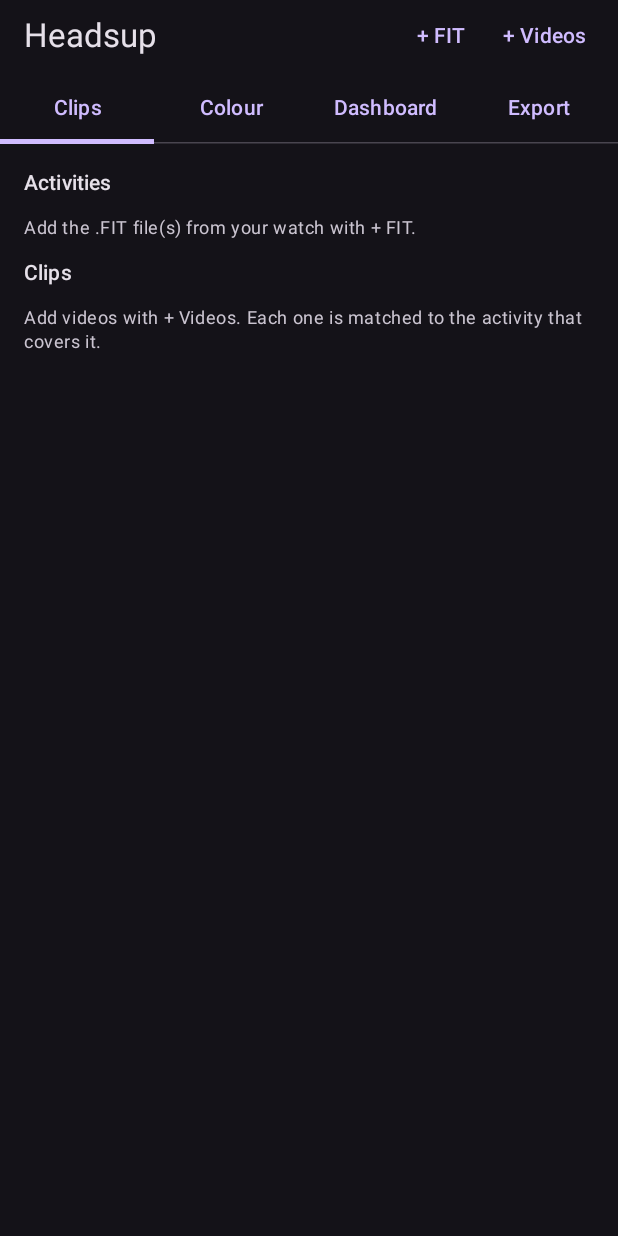
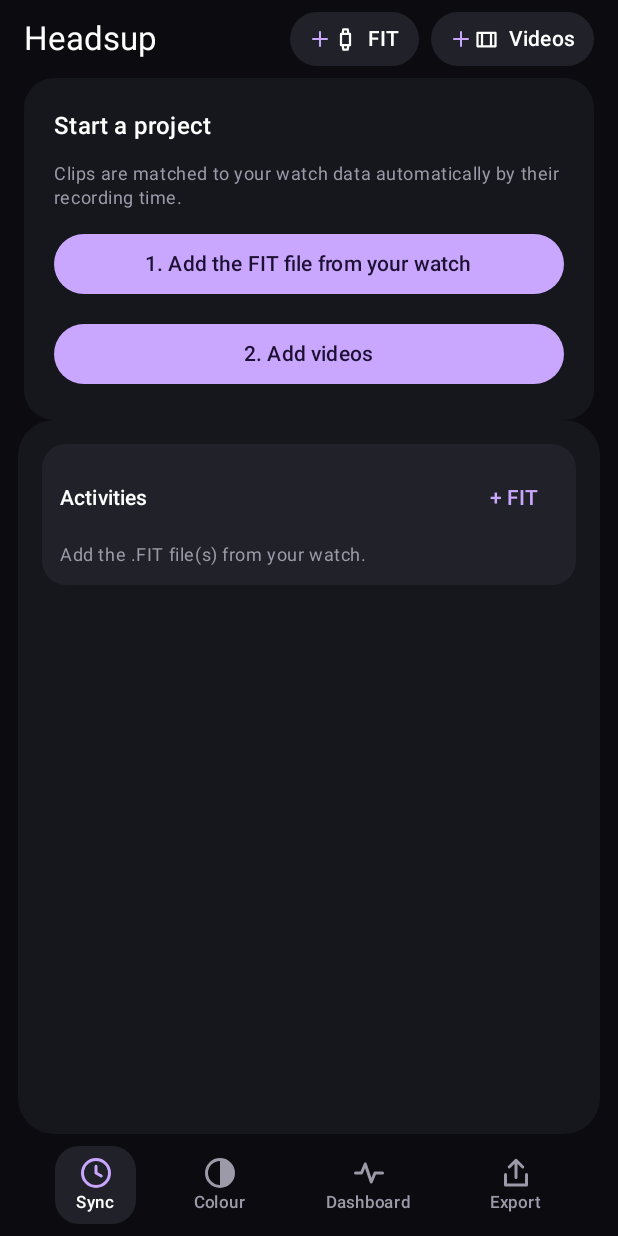
Before and after one commit to Poted/headsup, an Android app built with Jetpack Compose: the screen it shows after launch (MainActivity), on a phone screen of 412 x 824 dp. Run offline under Robolectric (Android 15) with nearby library versions, the phone set to English and light mode, and no system bars.

Commit message:
Editor-style UI and paused colour preview refresh
- Dark theme with rounded panels, clip strip with thumbnails and sync
  status, play/pause pill under the picture, bottom toolbar
  (Sync / Colour / Dashboard / Export) choosing the panel shown
- Small line icons drawn in code instead of the Material icon library
- A paused preview now re-renders after a colour change: the player
  ignores a seek to its current position, so step by 1 ms instead

Co-Authored-By: Claude Opus 5.5 <noreply@anthropic.com>
Claude-Session: https://claude.ai/code/session_01UT2zAse9o1owdeMpJg2bQf

```diff
--- a/app/src/main/kotlin/app/headsup/MainActivity.kt
+++ b/app/src/main/kotlin/app/headsup/MainActivity.kt
@@ -4,16 +4,15 @@ import android.os.Bundle
 import androidx.activity.ComponentActivity
 import androidx.activity.compose.setContent
 import androidx.activity.enableEdgeToEdge
-import androidx.compose.material3.MaterialTheme
-import androidx.compose.material3.darkColorScheme
 import app.headsup.ui.HeadsupScreen
+import app.headsup.ui.HeadsupTheme
 
 class MainActivity : ComponentActivity() {
     override fun onCreate(savedInstanceState: Bundle?) {
         enableEdgeToEdge()
         super.onCreate(savedInstanceState)
         setContent {
-            MaterialTheme(colorScheme = darkColorScheme()) {
+            HeadsupTheme {
                 HeadsupScreen()
             }
         }
--- a/app/src/main/kotlin/app/headsup/ui/HeadsupScreen.kt
+++ b/app/src/main/kotlin/app/headsup/ui/HeadsupScreen.kt
@@ -14,6 +14,13 @@ import androidx.compose.foundation.clickable
 import androidx.compose.foundation.layout.Arrangement
 import androidx.compose.foundation.layout.Box
 import androidx.compose.foundation.layout.Column
+import androidx.compose.foundation.layout.ColumnScope
+import androidx.compose.foundation.layout.Spacer
+import androidx.compose.foundation.layout.width
+import androidx.compose.foundation.shape.RoundedCornerShape
+import androidx.compose.material3.Icon
+import androidx.compose.ui.draw.clip
+import androidx.compose.ui.graphics.vector.ImageVector
 import androidx.compose.foundation.layout.ExperimentalLayoutApi
 import androidx.compose.foundation.layout.FlowRow
 import androidx.compose.foundation.layout.Row
@@ -84,7 +91,12 @@ import java.time.ZoneOffset
 import java.util.Locale
 import kotlin.math.roundToLong
 
-private enum class Page(val label: String) { CLIPS("Clips"), COLOUR("Colour"), DASHBOARD("Dashboard"), EXPORT("Export") }
+private enum class Tool(val label: String, val icon: ImageVector) {
+    SYNC("Sync", HeadsupIcons.Sync),
+    COLOUR("Colour", HeadsupIcons.Colour),
+    DASHBOARD("Dashboard", HeadsupIcons.Dashboard),
+    EXPORT("Export", HeadsupIcons.Export),
+}
 
 @Composable
 fun HeadsupScreen(vm: HeadsupViewModel = viewModel()) {
@@ -93,6 +105,8 @@ fun HeadsupScreen(vm: HeadsupViewModel = viewModel()) {
     val fitPicker = rememberLauncherForActivityResult(ActivityResultContracts.OpenMultipleDocuments()) { vm.addActivities(it) }
     val videoPicker = rememberLauncherForActivityResult(ActivityResultContracts.OpenMultipleDocuments()) { vm.addClips(it) }
     val lutPicker = rememberLauncherForActivityResult(ActivityResultContracts.OpenDocument()) { uri -> uri?.let(vm::importLut) }
+    val addFit = { fitPicker.launch(arrayOf("*/*")) }
+    val addVideos = { videoPicker.launch(arrayOf("video/*")) }
 
     // The progress notification needs this on Android 13+; export works without it.
     var pendingExport by remember { mutableStateOf<(() -> Unit)?>(null) }
@@ -110,30 +124,30 @@ fun HeadsupScreen(vm: HeadsupViewModel = viewModel()) {
         }
     }
 
-    var page by rememberSaveable { mutableStateOf(Page.CLIPS) }
+    var tool by rememberSaveable { mutableStateOf(Tool.SYNC) }
     val exporting = jobs.any { it.status == JobStatus.QUEUED || it.status == JobStatus.RUNNING }
-    val previewMaxHeight = (LocalConfiguration.current.screenHeightDp * 0.42f).dp
+    val previewMaxHeight = (LocalConfiguration.current.screenHeightDp * 0.38f).dp
     TenBitResultDialog(jobs)
 
     Surface(Modifier.fillMaxSize(), color = MaterialTheme.colorScheme.background) {
         Column(Modifier.fillMaxSize().systemBarsPadding()) {
-            Row(Modifier.fillMaxWidth().padding(start = 16.dp, end = 8.dp), verticalAlignment = Alignment.CenterVertically) {
+            Row(Modifier.fillMaxWidth().padding(horizontal = 16.dp, vertical = 8.dp), verticalAlignment = Alignment.CenterVertically) {
                 Text("Headsup", Modifier.weight(1f), style = MaterialTheme.typography.titleLarge)
-                TextButton(onClick = { fitPicker.launch(arrayOf("*/*")) }) { Text("+ FIT") }
-                TextButton(onClick = { videoPicker.launch(arrayOf("video/*")) }) { Text("+ Videos") }
+                PillButton(HeadsupIcons.Watch, "FIT", addFit)
+                Spacer(Modifier.width(8.dp))
+                PillButton(HeadsupIcons.Video, "Videos", addVideos)
             }
-            if (state.busy) LinearProgressIndicator(Modifier.fillMaxWidth())
+            if (state.busy) LinearProgressIndicator(Modifier.fillMaxWidth().padding(horizontal = 16.dp))
 
-            // The picture stays on screen while any page below is being edited.
+            // The picture stays on screen while any tool below is being used.
             val selected = state.selected
-            if (selected != null) {
-                if (exporting) {
-                    Box(
-                        Modifier.fillMaxWidth().height(96.dp).background(MaterialTheme.colorScheme.surfaceVariant),
+            when {
+                selected == null -> EmptyState(hasActivities = state.activities.isNotEmpty(), onAddFit = addFit, onAddVideos = addVideos)
+                exporting -> Box(
+                    Modifier.padding(horizontal = 16.dp).fillMaxWidth().height(120.dp).clip(RoundedCornerShape(20.dp)).background(HeadsupColors.Surface),
                     contentAlignment = Alignment.Center,
-                    ) { Text("Preview paused while exporting") }
-                } else {
-                    ClipPreview(
+                ) { Hint("Preview paused while exporting") }
+                else -> ClipPreview(
                     clip = selected,
                     activity = selected.sync?.let { state.activities.getOrNull(it.trackIndex) },
                     style = state.style,
@@ -144,21 +158,25 @@ fun HeadsupScreen(vm: HeadsupViewModel = viewModel()) {
                     onMoveFinished = vm::persistStyle,
                 )
             }
-            }
+            if (state.clips.isNotEmpty()) ClipStrip(state.clips, state.selectedClip, vm::selectClip, addVideos)
 
-            TabRow(selectedTabIndex = page.ordinal) {
-                for (p in Page.entries) Tab(selected = page == p, onClick = { page = p }, text = { Text(p.label) })
-            }
             Column(
-                Modifier.weight(1f).fillMaxWidth().verticalScroll(rememberScrollState()).padding(16.dp),
+                Modifier
+                    .weight(1f)
+                    .fillMaxWidth()
+                    .padding(horizontal = 12.dp)
+                    .clip(RoundedCornerShape(24.dp))
+                    .background(HeadsupColors.Surface)
+                    .verticalScroll(rememberScrollState())
+                    .padding(16.dp),
                 verticalArrangement = Arrangement.spacedBy(12.dp),
             ) {
                 if (state.messages.isNotEmpty()) Messages(state.messages, vm::dismissMessages)
-                when (page) {
-                    Page.CLIPS -> ClipsPage(state, vm)
-                    Page.COLOUR -> ColourPage(state, vm, onAddLut = { lutPicker.launch(arrayOf("*/*")) })
-                    Page.DASHBOARD -> StyleControls(state.style, state.activities, vm::updateStyle)
-                    Page.EXPORT -> ExportControls(
+                when (tool) {
+                    Tool.SYNC -> SyncPanel(state, vm, addFit)
+                    Tool.COLOUR -> ColourPage(state, vm, onAddLut = { lutPicker.launch(arrayOf("*/*")) })
+                    Tool.DASHBOARD -> StyleControls(state.style, state.activities, vm::updateStyle)
+                    Tool.EXPORT -> ExportControls(
                         bitrateFactor = state.bitrateFactor,
                         onBitrateFactor = vm::setBitrateFactor,
                         canExport = state.clips.any { it.sync != null },
@@ -172,8 +190,67 @@ fun HeadsupScreen(vm: HeadsupViewModel = viewModel()) {
                     )
                 }
             }
+            BottomToolbar(tool) { tool = it }
         }
     }
+}
+
+@Composable
+private fun PillButton(icon: ImageVector, label: String, onClick: () -> Unit) {
+    Row(
+        Modifier.clip(RoundedCornerShape(50)).background(HeadsupColors.SurfaceHigh).clickable(onClick = onClick).padding(horizontal = 12.dp, vertical = 8.dp),
+        verticalAlignment = Alignment.CenterVertically,
+    ) {
+        Icon(HeadsupIcons.Add, contentDescription = null, Modifier.size(16.dp), tint = HeadsupColors.Accent)
+        Icon(icon, contentDescription = null, Modifier.size(18.dp), tint = Color.White)
+        Spacer(Modifier.width(6.dp))
+        Text(label, style = MaterialTheme.typography.labelLarge)
+    }
+}
+
+@Composable
+private fun BottomToolbar(selected: Tool, onSelect: (Tool) -> Unit) {
+    Row(Modifier.fillMaxWidth().padding(horizontal = 12.dp, vertical = 8.dp), horizontalArrangement = Arrangement.SpaceEvenly) {
+        for (t in Tool.entries) {
+            val on = t == selected
+            Column(
+                Modifier
+                    .clip(RoundedCornerShape(16.dp))
+                    .background(if (on) HeadsupColors.SurfaceHigh else Color.Transparent)
+                    .clickable { onSelect(t) }
+                    .padding(horizontal = 14.dp, vertical = 6.dp),
+                horizontalAlignment = Alignment.CenterHorizontally,
+            ) {
+                Icon(t.icon, contentDescription = t.label, tint = if (on) HeadsupColors.Accent else HeadsupColors.TextMuted)
+                Text(t.label, style = MaterialTheme.typography.labelSmall, color = if (on) Color.White else HeadsupColors.TextMuted)
+            }
+        }
+    }
+}
+
+@Composable
+private fun EmptyState(hasActivities: Boolean, onAddFit: () -> Unit, onAddVideos: () -> Unit) {
+    Column(
+        Modifier.padding(horizontal = 16.dp).fillMaxWidth().clip(RoundedCornerShape(20.dp)).background(HeadsupColors.Surface).padding(20.dp),
+        verticalArrangement = Arrangement.spacedBy(12.dp),
+    ) {
+        Text("Start a project", style = MaterialTheme.typography.titleMedium)
+        Hint("Clips are matched to your watch data automatically by their recording time.")
+        Button(onClick = onAddFit, modifier = Modifier.fillMaxWidth()) {
+            Text(if (hasActivities) "1. Activity added ✓  (add another)" else "1. Add the FIT file from your watch")
+        }
+        Button(onClick = onAddVideos, modifier = Modifier.fillMaxWidth()) { Text("2. Add videos") }
+    }
+}
+
+/** Rounded block used to group related controls inside a panel. */
+@Composable
+private fun Group(content: @Composable ColumnScope.() -> Unit) {
+    Column(
+        Modifier.fillMaxWidth().clip(RoundedCornerShape(16.dp)).background(HeadsupColors.SurfaceHigh).padding(12.dp),
+        verticalArrangement = Arrangement.spacedBy(6.dp),
+        content = content,
+    )
 }
 
 @Composable
@@ -201,31 +278,41 @@ private fun Messages(messages: List<String>, onDismiss: () -> Unit) {
     }
 }
 
-// Clips page
+// Sync panel
 
 @Composable
-private fun ClipsPage(state: UiState, vm: HeadsupViewModel) {
-    Label("Activities")
-    if (state.activities.isEmpty()) Hint("Add the .FIT file(s) from your watch with + FIT.")
-    state.activities.forEachIndexed { i, a -> ActivityCard(a, onRemove = { vm.removeActivity(i) }) }
-
-    Label("Clips")
-    if (state.clips.isEmpty()) Hint("Add videos with + Videos. Each one is matched to the activity that covers it.")
-    state.clips.forEachIndexed { i, clip ->
-        ClipCard(
-            clip = clip,
-            activity = clip.sync?.let { state.activities.getOrNull(it.trackIndex) },
-            selected = i == state.selectedClip,
-            onClick = { vm.selectClip(i) },
-            onRemove = { vm.removeClip(i) },
-        )
-    }
-
+private fun SyncPanel(state: UiState, vm: HeadsupViewModel, onAddFit: () -> Unit) {
     val index = state.selectedClip
     val clip = state.selected
     if (index != null && clip != null) {
-        StartTimeControls(clip, state.activities) { vm.setManualStart(index, it) }
-        OffsetControls(clip.manualOffsetMs) { vm.setManualOffset(index, it) }
+        val m = clip.meta
+        Group {
+            Row(verticalAlignment = Alignment.CenterVertically) {
+                Column(Modifier.weight(1f)) {
+                    Text(m.name, style = MaterialTheme.typography.titleSmall)
+                    Hint(
+                        listOfNotNull(
+                            "${m.width}×${m.height}",
+                            m.frameRate?.let { String.format(Locale.US, "%.4g fps", it) },
+                            m.bitrate?.let { "${it / 1_000_000} Mb/s" },
+                            m.format?.toString(),
+                        ).joinToString(" · "),
+                    )
+                }
+                TextButton(onClick = { vm.removeClip(index) }) { Text("Remove") }
+            }
+            SyncSummary(clip, clip.sync?.let { state.activities.getOrNull(it.trackIndex) })
+        }
+        Group { StartTimeControls(clip, state.activities) { vm.setManualStart(index, it) } }
+        Group { OffsetControls(clip.manualOffsetMs) { vm.setManualOffset(index, it) } }
+    }
+    Group {
+        Row(verticalAlignment = Alignment.CenterVertically) {
+            Text("Activities", Modifier.weight(1f), style = MaterialTheme.typography.labelLarge)
+            TextButton(onClick = onAddFit) { Text("+ FIT") }
+        }
+        if (state.activities.isEmpty()) Hint("Add the .FIT file(s) from your watch.")
+        state.activities.forEachIndexed { i, a -> ActivityRow(a, onRemove = { vm.removeActivity(i) }) }
     }
 }
 
@@ -285,54 +372,21 @@ private fun StartTimeDialog(initial: LocalDateTime, onDismiss: () -> Unit, onCon
     )
 }
 
+
 @Composable
-private fun ActivityCard(activity: LoadedActivity, onRemove: () -> Unit) {
+private fun ActivityRow(activity: LoadedActivity, onRemove: () -> Unit) {
     val t = activity.track
     val zone = t.utcOffsetSeconds
     val shownZone = zone ?: ZoneId.systemDefault().rules.getOffset(Instant.ofEpochMilli(t.startMs)).totalSeconds
-    Card(Modifier.fillMaxWidth()) {
-        Row(Modifier.padding(12.dp), verticalAlignment = Alignment.CenterVertically) {
+    Row(verticalAlignment = Alignment.CenterVertically) {
         Column(Modifier.weight(1f)) {
-                Text(t.sportName ?: t.sport.name.lowercase().replaceFirstChar { it.uppercase() }, style = MaterialTheme.typography.titleSmall)
-                Text(
+            Text(t.sportName ?: t.sport.name.lowercase().replaceFirstChar { it.uppercase() }, style = MaterialTheme.typography.bodyMedium)
+            Hint(
                 "${Formats.date(t.startMs, shownZone)}  ${Formats.clock(t.startMs, shownZone)}–${Formats.clock(t.endMs, shownZone)}" +
-                        "  (${Formats.duration(t.endMs - t.startMs)})",
-                    style = MaterialTheme.typography.bodySmall,
-                )
-                Text(
-                    if (zone != null) "Watch time zone ${Formats.utcOffset(zone)}" else "No time zone in file, using the phone's",
-                    style = MaterialTheme.typography.bodySmall,
+                    " · " + (if (zone != null) Formats.utcOffset(zone) else "phone time zone"),
             )
         }
         TextButton(onClick = onRemove) { Text("Remove") }
-        }
-    }
-}
-
-@Composable
-private fun ClipCard(clip: ClipState, activity: LoadedActivity?, selected: Boolean, onClick: () -> Unit, onRemove: () -> Unit) {
-    val m = clip.meta
-    Card(
-        Modifier.fillMaxWidth().clickable(onClick = onClick),
-        border = if (selected) BorderStroke(2.dp, MaterialTheme.colorScheme.primary) else null,
-    ) {
-        Row(Modifier.padding(12.dp), verticalAlignment = Alignment.CenterVertically) {
-            Column(Modifier.weight(1f), verticalArrangement = Arrangement.spacedBy(2.dp)) {
-                Text(m.name, style = MaterialTheme.typography.titleSmall)
-                Text(
-                    listOfNotNull(
-                        "${m.width}×${m.height}",
-                        m.frameRate?.let { String.format(Locale.US, "%.4g fps", it) },
-                        Formats.duration(m.durationMs),
-                        m.bitrate?.let { "${it / 1_000_000} Mb/s" },
-                        m.format?.toString(),
-                    ).joinToString(" · "),
-                    style = MaterialTheme.typography.bodySmall,
-                )
-                SyncSummary(clip, activity)
-            }
-            TextButton(onClick = onRemove) { Text("Remove") }
-        }
     }
 }
 
--- /dev/null
+++ b/app/src/main/kotlin/app/headsup/ui/Theme.kt
@@ -0,0 +1,127 @@
+package app.headsup.ui
+
+import androidx.compose.foundation.shape.RoundedCornerShape
+import androidx.compose.material3.MaterialTheme
+import androidx.compose.material3.Shapes
+import androidx.compose.material3.darkColorScheme
+import androidx.compose.runtime.Composable
+import androidx.compose.ui.graphics.Color
+import androidx.compose.ui.graphics.SolidColor
+import androidx.compose.ui.graphics.StrokeCap
+import androidx.compose.ui.graphics.StrokeJoin
+import androidx.compose.ui.graphics.vector.ImageVector
+import androidx.compose.ui.graphics.vector.path
+import androidx.compose.ui.unit.dp
+
+object HeadsupColors {
+    val Background = Color(0xFF0B0B10)
+    val Surface = Color(0xFF16161D)
+    val SurfaceHigh = Color(0xFF212129)
+    val Outline = Color(0xFF34343F)
+    val Accent = Color(0xFFC9A7FF)
+    val AccentStrong = Color(0xFF8C5CFF)
+    val TextMuted = Color(0xFF9C9AA8)
+    val Good = Color(0xFF5BD68A)
+    val Warn = Color(0xFFFFC14D)
+    val Bad = Color(0xFFFF6B6B)
+}
+
+@Composable
+fun HeadsupTheme(content: @Composable () -> Unit) {
+    MaterialTheme(
+        colorScheme = darkColorScheme(
+            primary = HeadsupColors.Accent,
+            onPrimary = Color(0xFF1C1033),
+            primaryContainer = Color(0xFF3A2A5C),
+            onPrimaryContainer = Color.White,
+            secondaryContainer = Color(0xFF2E2540),
+            onSecondaryContainer = Color(0xFFE9DDFF),
+            background = HeadsupColors.Background,
+            onBackground = Color.White,
+            surface = HeadsupColors.Surface,
+            onSurface = Color.White,
+            surfaceVariant = HeadsupColors.SurfaceHigh,
+            onSurfaceVariant = HeadsupColors.TextMuted,
+            surfaceContainer = HeadsupColors.Surface,
+            surfaceContainerHigh = HeadsupColors.SurfaceHigh,
+            surfaceContainerHighest = HeadsupColors.SurfaceHigh,
+            outline = HeadsupColors.Outline,
+            outlineVariant = HeadsupColors.Outline,
+            error = HeadsupColors.Bad,
+            errorContainer = Color(0xFF4A1F24),
+            onErrorContainer = Color(0xFFFFDAD6),
+        ),
+        shapes = Shapes(
+            small = RoundedCornerShape(12.dp),
+            medium = RoundedCornerShape(16.dp),
+            large = RoundedCornerShape(24.dp),
+        ),
+        content = content,
+    )
+}
+
+/** Small line icons drawn here so the app does not need the large Material icon library. */
+object HeadsupIcons {
+    private fun icon(name: String, build: ImageVector.Builder.() -> Unit) =
+        ImageVector.Builder(name, 24.dp, 24.dp, 24f, 24f).apply(build).build()
+
+    private val white = SolidColor(Color.White)
+
+    private fun ImageVector.Builder.stroke(block: androidx.compose.ui.graphics.vector.PathBuilder.() -> Unit) =
+        path(stroke = white, strokeLineWidth = 2f, strokeLineCap = StrokeCap.Round, strokeLineJoin = StrokeJoin.Round, pathBuilder = block)
+
+    val Play = icon("play") { path(fill = white) { moveTo(8f, 5f); lineTo(19f, 12f); lineTo(8f, 19f); close() } }
+
+    val Pause = icon("pause") {
+        path(fill = white) {
+            moveTo(7f, 5f); lineTo(10f, 5f); lineTo(10f, 19f); lineTo(7f, 19f); close()
+            moveTo(14f, 5f); lineTo(17f, 5f); lineTo(17f, 19f); lineTo(14f, 19f); close()
+        }
+    }
+
+    val Add = icon("add") { stroke { moveTo(12f, 5f); lineTo(12f, 19f); moveTo(5f, 12f); lineTo(19f, 12f) } }
+
+    /** Clock: synchronisation. */
+    val Sync = icon("sync") {
+        stroke {
+            moveTo(12f, 3f); arcTo(9f, 9f, 0f, true, true, 12f, 21f); arcTo(9f, 9f, 0f, true, true, 12f, 3f)
+            moveTo(12f, 7.5f); lineTo(12f, 12f); lineTo(15.5f, 14f)
+        }
+    }
+
+    /** Half-filled circle: colour. */
+    val Colour = icon("colour") {
+        stroke { moveTo(12f, 3f); arcTo(9f, 9f, 0f, true, true, 12f, 21f); arcTo(9f, 9f, 0f, true, true, 12f, 3f) }
+        path(fill = white) { moveTo(12f, 3f); arcTo(9f, 9f, 0f, false, true, 12f, 21f); close() }
+    }
+
+    /** Heart-rate line: dashboard. */
+    val Dashboard = icon("dashboard") {
+        stroke { moveTo(3f, 12f); lineTo(7f, 12f); lineTo(9.5f, 6f); lineTo(13.5f, 18f); lineTo(16f, 12f); lineTo(21f, 12f) }
+    }
+
+    /** Arrow out of a tray: export. */
+    val Export = icon("export") {
+        stroke {
+            moveTo(12f, 15f); lineTo(12f, 3.5f); moveTo(7.5f, 8f); lineTo(12f, 3.5f); lineTo(16.5f, 8f)
+            moveTo(5f, 13f); lineTo(5f, 20f); lineTo(19f, 20f); lineTo(19f, 13f)
+        }
+    }
+
+    /** Film frame: videos. */
+    val Video = icon("video") {
+        stroke {
+            moveTo(4f, 6f); lineTo(20f, 6f); lineTo(20f, 18f); lineTo(4f, 18f); close()
+            moveTo(8f, 6f); lineTo(8f, 18f); moveTo(16f, 6f); lineTo(16f, 18f)
+        }
+    }
+
+    /** Watch: activity files. */
+    val Watch = icon("watch") {
+        stroke {
+            moveTo(8f, 7f); lineTo(16f, 7f); lineTo(16f, 17f); lineTo(8f, 17f); close()
+            moveTo(9.5f, 7f); lineTo(10f, 3f); lineTo(14f, 3f); lineTo(14.5f, 7f)
+            moveTo(9.5f, 17f); lineTo(10f, 21f); lineTo(14f, 21f); lineTo(14.5f, 17f)
+        }
+    }
+}
```
Also changed, not shown: app/src/main/kotlin/app/headsup/ui/ClipPreview.kt (+43 -10 lines), app/src/main/kotlin/app/headsup/ui/ClipStrip.kt (added, +111 -0 lines). Lines whose indentation alone changed are shown as unchanged.
